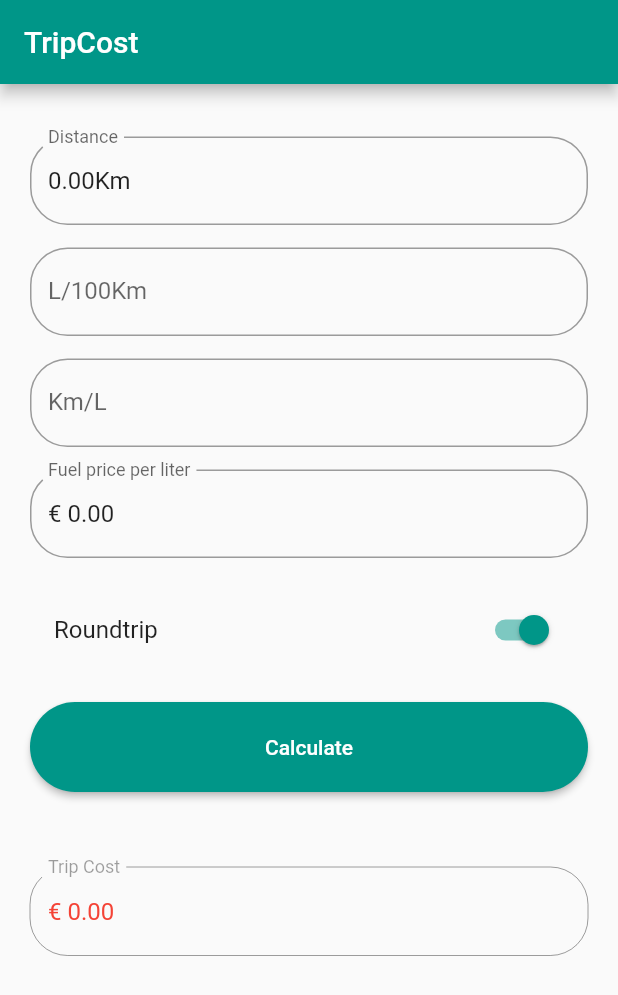
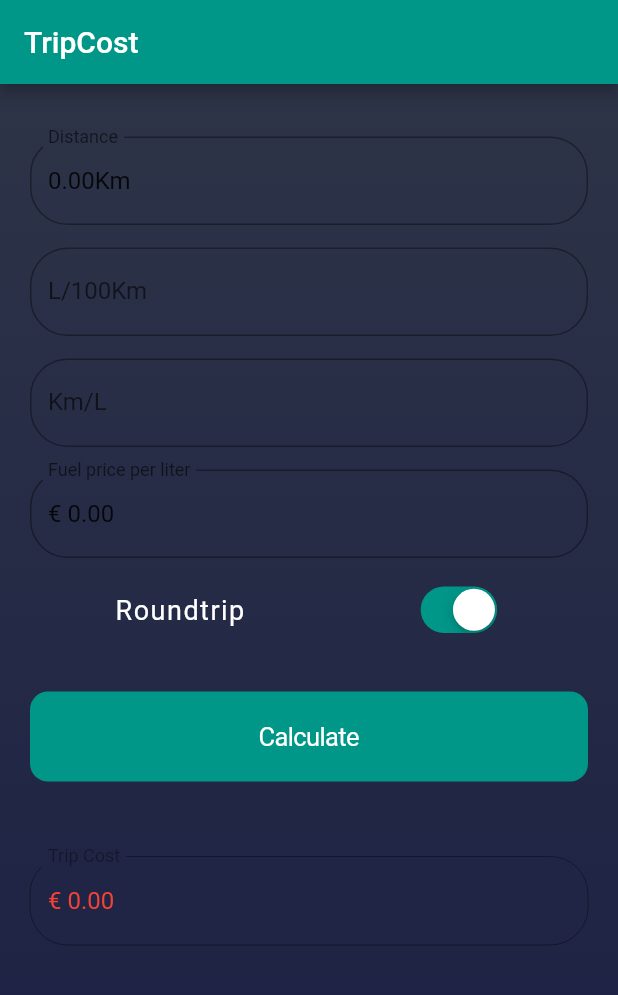
Before and after one commit to marco2012/TripCost, a Flutter app: the screen it shows after launch, on a phone screen of 412 x 824 dp. Shown: the top 995 px of the screen. Run offline on Flutter 3.47's test engine with Material 2 defaults, Android fonts, the phone set to English and light mode, and no system bars; our stand-ins replace flutter_masked_text, rflutter_alert, shared_preferences.

Commit message:
new theme

```diff
--- a/lib/main.dart
+++ b/lib/main.dart
@@ -1,7 +1,10 @@
+import 'package:flutter/cupertino.dart';
 import 'package:flutter/material.dart';
+import 'package:flutter/services.dart';
 import 'package:flutter_masked_text/flutter_masked_text.dart';
 import 'package:rflutter_alert/rflutter_alert.dart';
 import 'package:shared_preferences/shared_preferences.dart';
+
 
 void main() => runApp(new MaterialApp(
       debugShowCheckedModeBanner: false,
@@ -147,12 +150,27 @@ class _LoginPageState extends State<LoginPage> {
   Widget build(BuildContext context) {
     final Size screenSize = MediaQuery.of(context).size;
 
+    //statusbar color https://stackoverflow.com/questions/52489458/how-to-change-status-bar-color-in-flutter
+    SystemChrome.setSystemUIOverlayStyle(SystemUiOverlayStyle(
+        statusBarColor: defaultColor
+    ));
+
     return new Scaffold(
-      appBar: new AppBar(
-        title: new Text("TripCost"),
-        backgroundColor: defaultColor,
-      ),
+        appBar: AppBar(
+            title: Text("TripCost"),
+            backgroundColor: defaultColor,
+
+        ),
       body: new Container(
+          decoration: BoxDecoration(
+              gradient: LinearGradient(
+                  colors: [
+                    Color(0xFF1b1e44),
+                    Color(0xFF2d3447),
+                  ],
+                  begin: Alignment.bottomCenter,
+                  end: Alignment.topCenter,
+                  tileMode: TileMode.clamp)),
           padding: new EdgeInsets.all(20.0),
           child: new Form(
             key: this._formKey,
@@ -172,6 +190,7 @@ class _LoginPageState extends State<LoginPage> {
                       border: new OutlineInputBorder(
                         borderRadius: new BorderRadius.circular(25.0),
                         borderSide: new BorderSide(),
+
                       ),
                     ),
                     onSaved: (value) {
@@ -235,26 +254,43 @@ class _LoginPageState extends State<LoginPage> {
                       this._data.fuel_price = fuelPriceController.numberValue;
                     }),
 
-                new Container(
+                  new Padding(padding: EdgeInsets.only(top: paddingSize)),
+
+                  new Row(
+                      mainAxisAlignment: MainAxisAlignment.spaceAround,
+                      children: [
+
+                      Text("Roundtrip",
+                      style: TextStyle(
+                          color: Colors.white,
+                          fontSize: 18.0,
+                          letterSpacing: 1.0,
+                      )),
+
+                    new CupertinoSwitch(
+                        activeColor: defaultColor,
+                        value: this._data.roundtrip,
+                        onChanged: (bool val) =>
+                            setState(() => this._data.roundtrip = val),
+
+                    )
+
+                  ],
+
+                  ),
+
+                  new Padding(padding: EdgeInsets.only(top: paddingSize)),
+
+
+                  new Container(
                   width: screenSize.width,
-                  child: new SwitchListTile(
-                      activeColor: defaultColor,
-                      title: const Text('Roundtrip'),
-                      value: this._data.roundtrip,
-                      onChanged: (bool val) =>
-                          setState(() => this._data.roundtrip = val)),
-                  margin: new EdgeInsets.only(top: 20.0),
-                ),
-                new Container(
-                  width: screenSize.width,
-                  child: new RaisedButton(
+                  child: new CupertinoButton(
                     child: new Text(
                       'Calculate',
                       style: new TextStyle(color: Colors.white),
                     ),
                     onPressed: this.submit,
                     color: defaultColor,
-                      shape: RoundedRectangleBorder(borderRadius: new BorderRadius.circular(30.0)),
 
                   ),
                   margin: new EdgeInsets.only(top: 20.0),
@@ -262,6 +298,7 @@ class _LoginPageState extends State<LoginPage> {
                 ),
 
                 new Padding(padding: EdgeInsets.only(top: 2*paddingSize)),
+
 
                 new Container(
                   width: screenSize.width,
--- a/pubspec.yaml
+++ b/pubspec.yaml
@@ -11,7 +11,7 @@ description: Calculate car trip cost based on your consumpsion
 # In iOS, build-name is used as CFBundleShortVersionString while build-number used as CFBundleVersion.
 # Read more about iOS versioning at
 # https://developer.apple.com/library/archive/documentation/General/Reference/InfoPlistKeyReference/Articles/CoreFoundationKeys.html
-version: 1.0.1+2
+version: 1.0.2+3
 
 environment:
   sdk: ">=2.1.0 <3.0.0"
@@ -60,6 +60,10 @@ flutter:
   # "family" key with the font family name, and a "fonts" key with a
   # list giving the asset and other descriptors for the font. For
   # example:
+  fonts:
+    - family: Calibre-Semibold
+      fonts:
+        - asset: assets/Calibre Semibold.otf
   # fonts:
   #   - family: Schyler
   #     fonts:
```
Also changed, not shown: assets/Calibre Semibold.otf (added).
